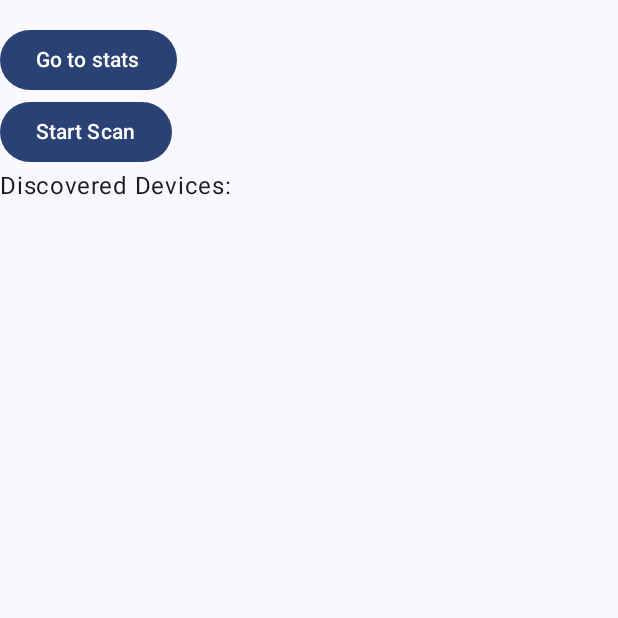
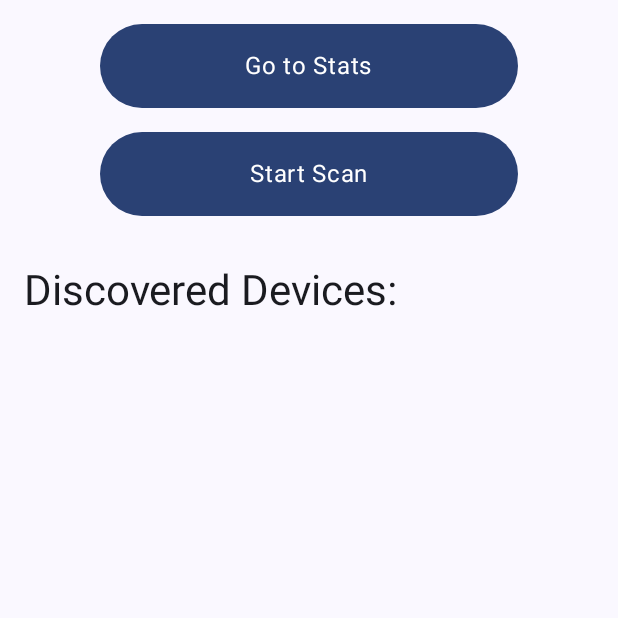
Before and after one commit to KamilMleczko/Intelligent-Parking-System, an Android app built with Jetpack Compose: the composable BleScanScreen shown on its own in the app's theme, on a phone screen of 412 x 824 dp, the top half of it. Run offline under Robolectric (Android 15) with nearby library versions, the phone set to English and light mode, and no system bars; libraries missing offline, so code that uses them is left out: com.espressif.provisioning; 3 statements that could not run were skipped.

Commit message:
bye bye IoT :)

```diff
--- a/DoorCompanion/app/src/main/java/com/example/doorcompanion/screens/BleScanScreen/BleScanScreen.kt
+++ b/DoorCompanion/app/src/main/java/com/example/doorcompanion/screens/BleScanScreen/BleScanScreen.kt
@@ -2,8 +2,9 @@ package com.example.doorcompanion.screens.BleScanScreen
 
 import Screen
 import androidx.compose.foundation.layout.Column
-import androidx.compose.foundation.layout.Spacer
 import androidx.compose.foundation.layout.fillMaxSize
+import androidx.compose.foundation.layout.fillMaxWidth
+import androidx.compose.foundation.layout.height
 import androidx.compose.foundation.layout.padding
 import androidx.compose.material3.Button
 import androidx.compose.material3.Text
@@ -21,31 +22,34 @@ import com.example.doorcompanion.routing.Router
 fun BleScanScreen(
     router: Router,
     viewModel: BleScanViewModel = viewModel(),
-
-    ) {
+) {
     val context = LocalContext.current
     val discoveredDevices by viewModel.discoveredDevices.collectAsState()
 
-    Column(modifier = Modifier.fillMaxSize()) {
+    Column(
+        modifier = Modifier
+            .fillMaxSize()
+            .padding(16.dp),
+        verticalArrangement = androidx.compose.foundation.layout.Arrangement.spacedBy(16.dp)
+    ) {
+        // Go to Stats Button
+        CenteredButton(
+            text = "Go to Stats",
+            onClick = { router.navigateTo(Screen.Stats) }
+        )
 
-        Spacer(Modifier.padding(8.dp))
+        // Start Scan Button
+        CenteredButton(
+            text = "Start Scan",
+            onClick = { viewModel.startBleScan(context) }
+        )
 
-        Button(onClick = {
-            router.navigateTo(Screen.Stats)
-        }) {
-            Text(text = "Go to stats")
-        }
-
-        Button(onClick = {
-            viewModel.startBleScan(
-                context,
-            )
-        }) {
-            Text(text = "Start Scan")
-        }
-
-
-        Text(text = "Discovered Devices:")
+        // Discovered Devices Section
+        Text(
+            text = "Discovered Devices:",
+            style = androidx.compose.material3.MaterialTheme.typography.headlineMedium,
+            modifier = Modifier.padding(vertical = 16.dp)
+        )
         BleDevicesList(
             discoveredDevices,
             onDeviceSelected = { device ->
@@ -54,3 +58,29 @@ fun BleScanScreen(
         )
     }
 }
+
+// Centered Button Composable for Reusability
+@Composable
+fun CenteredButton(
+    text: String,
+    onClick: () -> Unit,
+) {
+    androidx.compose.foundation.layout.Box(
+        modifier = Modifier.fillMaxWidth(),
+        contentAlignment = androidx.compose.ui.Alignment.Center
+    ) {
+        Button(
+            onClick = onClick,
+            modifier = Modifier
+                .padding(horizontal = 16.dp)
+                .height(56.dp)
+                .fillMaxWidth(0.8f), // Makes the button width 80% of the parent
+            shape = androidx.compose.foundation.shape.RoundedCornerShape(50)
+        ) {
+            Text(
+                text = text,
+                style = androidx.compose.material3.MaterialTheme.typography.bodyLarge
+            )
+        }
+    }
+}
--- a/DoorCompanion/app/src/main/java/com/example/doorcompanion/screens/DeviceProvisioningScreen/AwesomeSuccess.kt
+++ b/DoorCompanion/app/src/main/java/com/example/doorcompanion/screens/DeviceProvisioningScreen/AwesomeSuccess.kt
@@ -15,9 +15,9 @@ fun AwesomeSuccess() {
     Column(
         modifier = Modifier
             .fillMaxWidth()
-            .fillMaxHeight()
+            .fillMaxHeight(0.8f)
     ) {
-        Text("Device has been succesfully provisioned!")
+        Text("Device has been successfully provisioned!")
         Icon(
             painter = painterResource(R.drawable.awesome),
             contentDescription = "Awesome success"
--- a/DoorCompanion/app/src/main/java/com/example/doorcompanion/screens/DeviceProvisioningScreen/DeviceProvisioningScreen.kt
+++ b/DoorCompanion/app/src/main/java/com/example/doorcompanion/screens/DeviceProvisioningScreen/DeviceProvisioningScreen.kt
@@ -60,8 +60,6 @@ fun DeviceProvisioningScreen(
     if (status.provisionedSuccesfully) {
         AwesomeSuccess()
     }
-    Text("Status: ${connectionStatus.name}")
-    Text("Status: ${connectionStatus.name}")
     if (!status.provisionedSuccesfully && status.finishedProvisioning) {
         Button(
             onClick = {
--- a/DoorCompanion/app/src/main/java/com/example/doorcompanion/screens/DeviceSummary/DeviceSummaryScreen.kt
+++ b/DoorCompanion/app/src/main/java/com/example/doorcompanion/screens/DeviceSummary/DeviceSummaryScreen.kt
@@ -57,7 +57,7 @@ fun DeviceSummaryScreen(
         }
 
         is RoomReadingStatus.Success -> {
-            val reading = roomReadingStatus.reading
+            val reading = roomReadingStatus.readings.last()
             Row(
                 modifier = Modifier
                     .fillMaxWidth()
@@ -65,7 +65,7 @@ fun DeviceSummaryScreen(
                 horizontalArrangement = Arrangement.SpaceAround,
                 verticalAlignment = Alignment.CenterVertically
             ) {
-                NumericDisplay(current = reading.current_people)
+                NumericDisplay(current = reading.current_people, maxPeople = device.maxPeople)
                 if (reading.current_people > 0) {
                     CircularGauge(
                         current = reading.current_people,
@@ -73,6 +73,7 @@ fun DeviceSummaryScreen(
                     )
                 }
             }
+            LineChartContainer(readings = roomReadingStatus.readings, maxPeople = device.maxPeople)
         }
 
         is RoomReadingStatus.Error -> {
--- a/DoorCompanion/app/src/main/java/com/example/doorcompanion/screens/DeviceSummary/DisplayStats.kt
+++ b/DoorCompanion/app/src/main/java/com/example/doorcompanion/screens/DeviceSummary/DisplayStats.kt
@@ -12,7 +12,7 @@ import androidx.compose.ui.Modifier
 import androidx.compose.ui.unit.dp
 
 @Composable
-fun NumericDisplay(current: Int) {
+fun NumericDisplay(current: Int, maxPeople: Int) {
     Column(
         modifier = Modifier.padding(16.dp),
         horizontalAlignment = Alignment.CenterHorizontally
@@ -22,7 +22,7 @@ fun NumericDisplay(current: Int) {
             style = MaterialTheme.typography.headlineSmall
         )
         Text(
-            text = "$current",
+            text = "$current / $maxPeople",
             style = MaterialTheme.typography.headlineMedium,
             color = MaterialTheme.colorScheme.primary
         )
```
Also changed, not shown: DoorCompanion/app/src/main/java/com/example/doorcompanion/screens/DeviceProvisioningScreen/DeviceConnectionViewModel.kt (+86 -4 lines), DoorCompanion/app/src/main/java/com/example/doorcompanion/screens/DeviceSummary/DeviceSummaryViewModel.kt (+27 -12 lines), DoorCompanion/app/src/main/java/com/example/doorcompanion/screens/DeviceSummary/LineChart.kt (added, +149 -0 lines), 2 other files.
